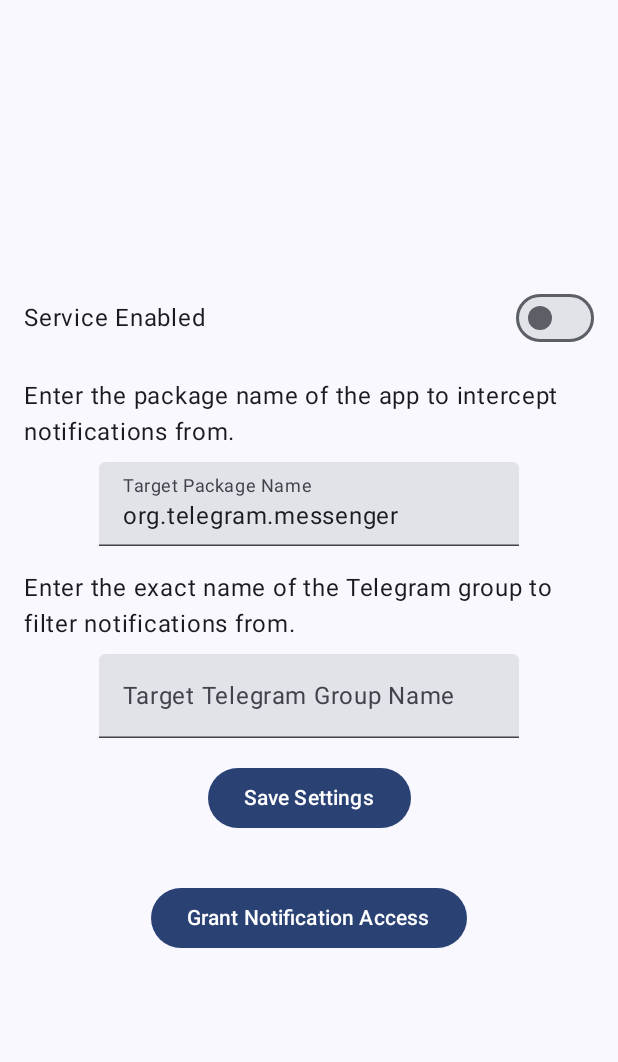
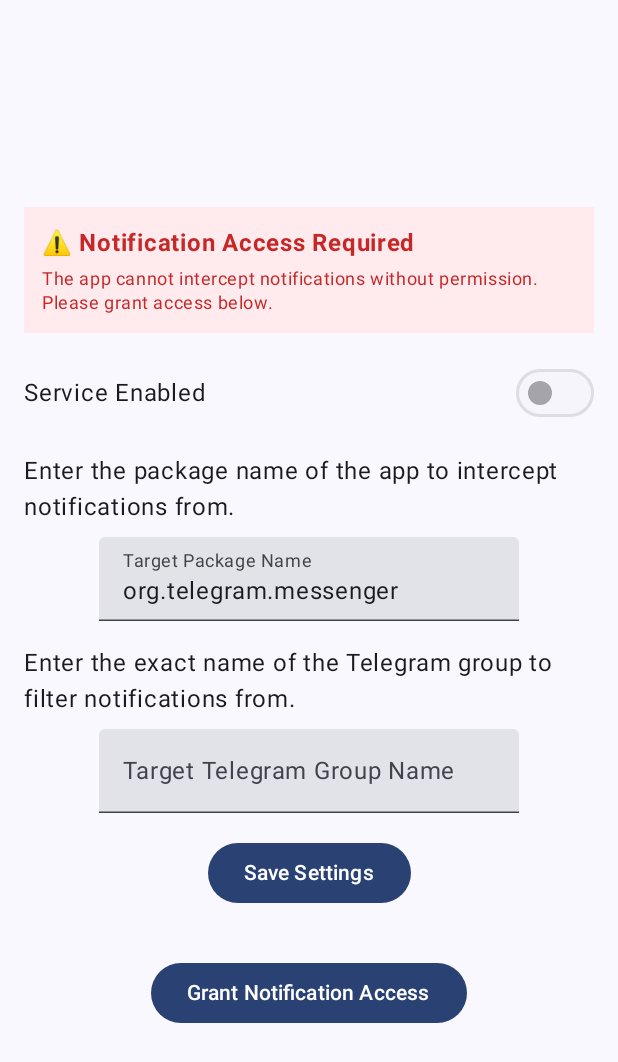
Before and after one commit to koikahin/telegram-notification-checker, an Android app built with Jetpack Compose: the screen it shows after launch (MainActivity), on a phone screen of 412 x 824 dp. Shown: the top 1062 px of the screen. Run offline under Robolectric (Android 15) with nearby library versions, the phone set to English and light mode, and no system bars.

Commit message:
fix: resolve critical bugs in MainScreen
- Add NotificationListenerService permission verification
  * Check listener status using NotificationManagerCompat
  * Display real-time status banners (warning/success)
  * Disable service toggle when permission not granted
  * Poll permission status every second

- Fix DataStore race condition
  * Combine three separate flow collections into single collect
  * Eliminate competing coroutines causing state update issues
  * Ensure synchronized preference loading

- Add tasks.md for bug tracking

```diff
--- a/app/src/main/java/com/example/notificationinterceptor/ui/MainScreen.kt
+++ b/app/src/main/java/com/example/notificationinterceptor/ui/MainScreen.kt
@@ -1,19 +1,26 @@
 package com.example.notificationinterceptor.ui
 
+import android.content.ComponentName
 import android.content.Context
 import android.content.Intent
 import android.provider.Settings
+import androidx.compose.foundation.background
 import androidx.compose.foundation.layout.*
 import androidx.compose.material3.Button
 import androidx.compose.material3.ExperimentalMaterial3Api
+import androidx.compose.material3.MaterialTheme
 import androidx.compose.material3.Switch
 import androidx.compose.material3.Text
 import androidx.compose.material3.TextField
 import androidx.compose.runtime.*
 import androidx.compose.ui.Alignment
 import androidx.compose.ui.Modifier
+import androidx.compose.ui.graphics.Color
 import androidx.compose.ui.platform.LocalContext
+import androidx.compose.ui.text.font.FontWeight
 import androidx.compose.ui.unit.dp
+import androidx.core.app.NotificationManagerCompat
+import com.example.notificationinterceptor.NotificationInterceptorService
 import androidx.datastore.preferences.core.booleanPreferencesKey
 import androidx.datastore.preferences.core.edit
 import androidx.datastore.preferences.core.stringPreferencesKey
@@ -30,20 +37,29 @@ fun MainScreen() {
     var targetPackageName by remember { mutableStateOf("org.telegram.messenger") }
     var targetGroupName by remember { mutableStateOf("") }
     var serviceEnabled by remember { mutableStateOf(false) }
+    var isListenerEnabled by remember { mutableStateOf(false) }
+
+    // Check if NotificationListenerService is enabled
+    fun checkListenerEnabled(): Boolean {
+        val enabledListeners = NotificationManagerCompat.getEnabledListenerPackages(context)
+        return enabledListeners.contains(context.packageName)
+    }
 
     // Load settings from DataStore
     LaunchedEffect(Unit) {
-        context.dataStore.data.map {
-            it[stringPreferencesKey("target_package_name")] ?: "org.telegram.messenger"
-        }.collect { targetPackageName = it }
+        context.dataStore.data.collect { preferences ->
+            targetPackageName = preferences[stringPreferencesKey("target_package_name")] ?: "org.telegram.messenger"
+            targetGroupName = preferences[stringPreferencesKey("target_group_name")] ?: ""
+            serviceEnabled = preferences[booleanPreferencesKey("service_enabled")] ?: false
+        }
+    }
 
-        context.dataStore.data.map {
-            it[stringPreferencesKey("target_group_name")] ?: ""
-        }.collect { targetGroupName = it }
-
-        context.dataStore.data.map {
-            it[booleanPreferencesKey("service_enabled")] ?: false
-        }.collect { serviceEnabled = it }
+    // Check listener status periodically
+    LaunchedEffect(Unit) {
+        while (true) {
+            isListenerEnabled = checkListenerEnabled()
+            kotlinx.coroutines.delay(1000)
+        }
     }
 
     Column(
@@ -53,6 +69,45 @@ fun MainScreen() {
         horizontalAlignment = Alignment.CenterHorizontally,
         verticalArrangement = Arrangement.Center
     ) {
+        // Service status indicator
+        if (!isListenerEnabled) {
+            Box(
+                modifier = Modifier
+                    .fillMaxWidth()
+                    .background(Color(0xFFFFEBEE))
+                    .padding(12.dp)
+            ) {
+                Column {
+                    Text(
+                        "⚠️ Notification Access Required",
+                        fontWeight = FontWeight.Bold,
+                        color = Color(0xFFC62828)
+                    )
+                    Spacer(modifier = Modifier.height(4.dp))
+                    Text(
+                        "The app cannot intercept notifications without permission. Please grant access below.",
+                        style = MaterialTheme.typography.bodySmall,
+                        color = Color(0xFFC62828)
+                    )
+                }
+            }
+            Spacer(modifier = Modifier.height(16.dp))
+        } else {
+            Box(
+                modifier = Modifier
+                    .fillMaxWidth()
+                    .background(Color(0xFFE8F5E9))
+                    .padding(12.dp)
+            ) {
+                Text(
+                    "✓ Notification Access Granted",
+                    fontWeight = FontWeight.Bold,
+                    color = Color(0xFF2E7D32)
+                )
+            }
+            Spacer(modifier = Modifier.height(16.dp))
+        }
+
         Row(
             verticalAlignment = Alignment.CenterVertically,
             horizontalArrangement = Arrangement.SpaceBetween,
@@ -61,6 +116,7 @@ fun MainScreen() {
             Text("Service Enabled")
             Switch(
                 checked = serviceEnabled,
+                enabled = isListenerEnabled,
                 onCheckedChange = {
                     serviceEnabled = it
                     coroutineScope.launch {
```
Also changed, not shown: 1 other file.
